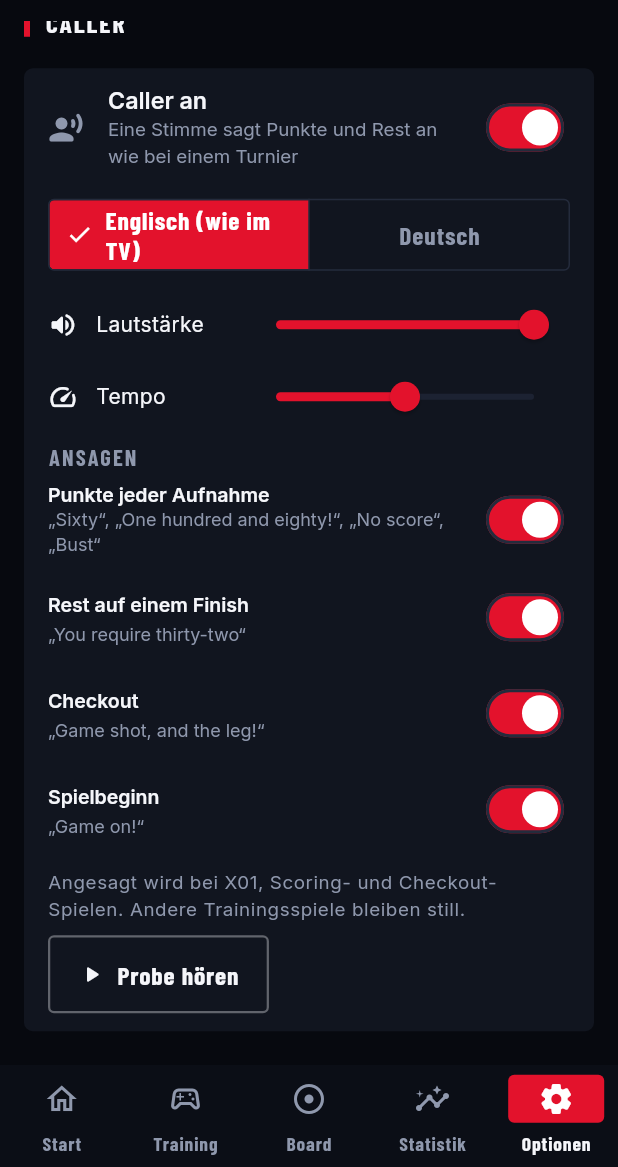
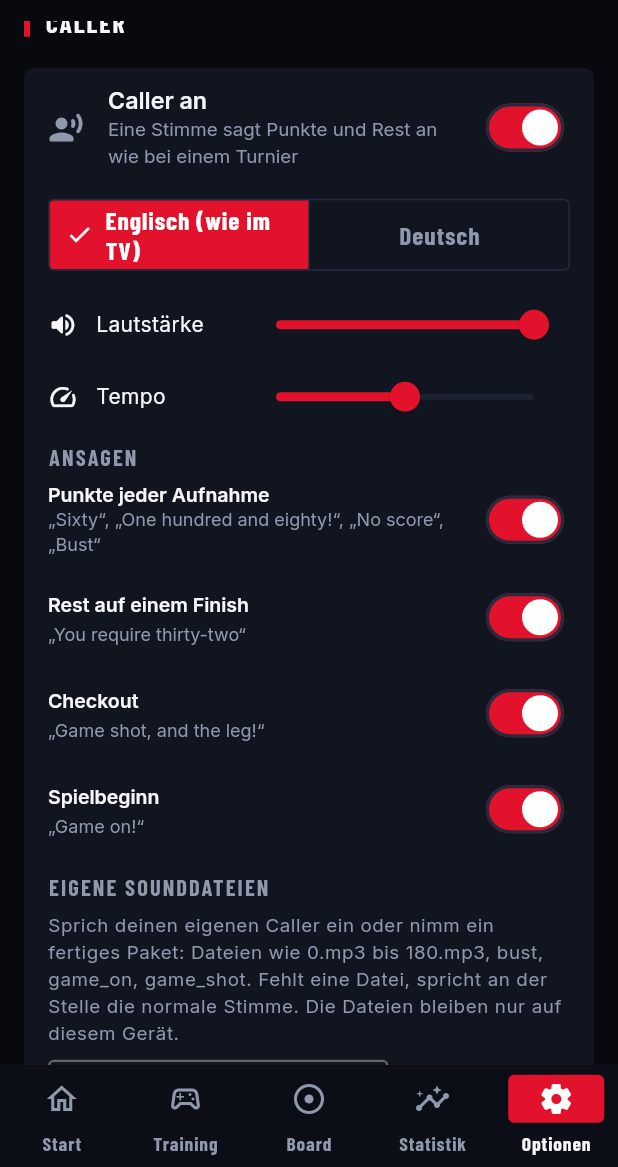
Before and after one commit to MrTeaMusic/DartsApp, a Flutter app: the screen it shows after launch, item 5 of the bottom bar chosen, scrolled down 1728 dp, on a phone screen of 412 x 824 dp, the part 69-1236 px from its top. Run offline on Flutter 3.47's test engine with Material 3 defaults, Android fonts, the phone set to English and light mode, and no system bars; our stand-ins replace audioplayers, drift, drift_flutter, fl_chart, flutter_riverpod, flutter_tts and 2 more; missing offline and left inert: file_selector, window_manager; accounts and stored records are empty; generated files the repository leaves out were written again.

Commit message:
Caller: eigene Sounddateien statt Stimme
Optionen → Caller → Eigene Sounddateien: Ordner (Windows/macOS) oder
Dateien/Zip (alle Plattformen) wählen. Die Dateien werden in den
App-Ordner kopiert und nach Namen zugeordnet (0–180, bust, game_on,
game_shot[_leg|_set|_match], you_require + Zahl oder require_N).
Fehlt eine Datei, spricht die normale Stimme diese Ansage.

Co-Authored-By: Claude Opus 5.5 (1M context) <noreply@anthropic.com>
Claude-Session: https://claude.ai/code/session_01JyeBuaoxh6ENEMxEqteNuu

```diff
--- a/lib/features/caller/domain/caller_settings.dart
+++ b/lib/features/caller/domain/caller_settings.dart
@@ -16,6 +16,7 @@ class CallerSettings {
     this.announceRemaining = true,
     this.announceCheckout = true,
     this.announceGameOn = true,
+    this.useSoundPack = true,
   });
 
   /// Sprechtempo der Plattform: 0,5 ist auf allen Zielplattformen normal.
@@ -45,6 +46,10 @@ class CallerSettings {
   /// „Game on“ zu Spielbeginn.
   final bool announceGameOn;
 
+  /// Eigene Sounddateien abspielen, sofern welche importiert sind
+  /// (siehe `CallerSoundPack`). Fehlende Ansagen spricht die Stimme.
+  final bool useSoundPack;
+
   CallerSettings copyWith({
     bool? enabled,
     CallerLanguage? language,
@@ -54,6 +59,7 @@ class CallerSettings {
     bool? announceRemaining,
     bool? announceCheckout,
     bool? announceGameOn,
+    bool? useSoundPack,
   }) =>
       CallerSettings(
         enabled: enabled ?? this.enabled,
@@ -64,6 +70,7 @@ class CallerSettings {
         announceRemaining: announceRemaining ?? this.announceRemaining,
         announceCheckout: announceCheckout ?? this.announceCheckout,
         announceGameOn: announceGameOn ?? this.announceGameOn,
+        useSoundPack: useSoundPack ?? this.useSoundPack,
       );
 
   static const _kEnabled = 'caller.enabled';
@@ -74,6 +81,7 @@ class CallerSettings {
   static const _kRemaining = 'caller.remaining';
   static const _kCheckout = 'caller.checkout';
   static const _kGameOn = 'caller.gameOn';
+  static const _kSoundPack = 'caller.soundPack';
 
   static CallerSettings load(SharedPreferences prefs) {
     const d = CallerSettings();
@@ -87,6 +95,7 @@ class CallerSettings {
       announceRemaining: prefs.getBool(_kRemaining) ?? d.announceRemaining,
       announceCheckout: prefs.getBool(_kCheckout) ?? d.announceCheckout,
       announceGameOn: prefs.getBool(_kGameOn) ?? d.announceGameOn,
+      useSoundPack: prefs.getBool(_kSoundPack) ?? d.useSoundPack,
     );
   }
 
@@ -99,5 +108,6 @@ class CallerSettings {
     await prefs.setBool(_kRemaining, announceRemaining);
     await prefs.setBool(_kCheckout, announceCheckout);
     await prefs.setBool(_kGameOn, announceGameOn);
+    await prefs.setBool(_kSoundPack, useSoundPack);
   }
 }
--- /dev/null
+++ b/lib/features/caller/domain/sound_pack.dart
@@ -0,0 +1,120 @@
+import 'package:flutter/foundation.dart';
+import 'package:path/path.dart' as p;
+
+import 'caller_phrases.dart';
+
+/// Eigene Sounddateien für den Caller: Dateiname (ohne Endung) → Pfad.
+///
+/// Namen, die der Caller sucht (Groß-/Kleinschreibung, Leerzeichen und
+/// Bindestriche egal):
+/// - `0` bis `180`: Punkte einer Aufnahme (`0` bzw. `no_score` für „No score“)
+/// - `bust`, `game_on`
+/// - `game_shot`, `game_shot_leg`, `game_shot_set`, `game_shot_match`
+/// - `require_32` usw. oder `you_require` gefolgt von der Zahl als eigene
+///   Datei
+///
+/// Fehlt eine Datei, spricht für diese eine Ansage die normale Stimme.
+@immutable
+class CallerSoundPack {
+  const CallerSoundPack(this.files);
+
+  static const empty = CallerSoundPack({});
+
+  /// Dateiendungen, die als Sound übernommen werden.
+  static const extensions = {'mp3', 'wav', 'm4a', 'aac', 'ogg'};
+
+  /// Schlüssel → absoluter Pfad.
+  final Map<String, String> files;
+
+  bool get isEmpty => files.isEmpty;
+  int get length => files.length;
+
+  /// Schlüssel für einen Dateinamen, `null`, wenn die Endung kein Sound ist.
+  static String? keyFor(String fileName) {
+    final base = p.basename(fileName);
+    final ext = p.extension(base).replaceFirst('.', '').toLowerCase();
+    if (!extensions.contains(ext)) return null;
+    if (base.startsWith('.')) return null; // ._180.mp3 (macOS) u. ä.
+    final key = p.basenameWithoutExtension(base).trim().toLowerCase().replaceAll(RegExp(r'[\s\-]+'), '_');
+    return key.isEmpty ? null : key;
+  }
+
+  /// Baut ein Paket aus Dateipfaden. Bei gleichem Schlüssel gewinnt der
+  /// erste Pfad.
+  factory CallerSoundPack.fromPaths(Iterable<String> paths) {
+    final files = <String, String>{};
+    for (final path in paths) {
+      final key = keyFor(path);
+      if (key != null) files.putIfAbsent(key, () => path);
+    }
+    return CallerSoundPack(files);
+  }
+
+  /// Die Dateien, die [call] abspielt, oder `null`, wenn etwas fehlt und
+  /// die Stimme übernehmen soll.
+  List<String>? pathsFor(CallerCall call) {
+    for (final keys in alternativesFor(call)) {
+      if (keys.every(files.containsKey)) return [for (final k in keys) files[k]!];
+    }
+    return null;
+  }
+
+  /// Mögliche Dateifolgen für [call], die erste vollständige gewinnt.
+  static List<List<String>> alternativesFor(CallerCall call) => switch (call) {
+        GameOnCall() => const [
+            ['game_on'],
+          ],
+        ScoreCall(:final score) => [
+            if (score <= 0) const ['no_score'],
+            ['${score < 0 ? 0 : score}'],
+          ],
+        BustCall() => const [
+            ['bust'],
+          ],
+        RequireCall(:final remaining) => [
+            ['require_$remaining'],
+            ['you_require', '$remaining'],
+          ],
+        GameShotCall(:final kind) => [
+            if (kind != GameShotKind.plain) ['game_shot_${kind.name}'],
+            const ['game_shot'],
+          ],
+      };
+
+  /// Punkte, die mit drei Darts nicht gehen (163, 166, …, 179). Für sie
+  /// braucht kein Paket eine Datei.
+  static final Set<int> impossibleScores = {
+    for (var s = 0; s <= 180; s++)
+      if (!_possibleScores.contains(s)) s,
+  };
+
+  static final Set<int> _possibleScores = () {
+    final single = <int>{0, 25, 50};
+    for (var n = 1; n <= 20; n++) {
+      single.addAll([n, 2 * n, 3 * n]);
+    }
+    return {
+      for (final a in single)
+        for (final b in single)
+          for (final c in single) a + b + c,
+    };
+  }();
+
+  /// Mögliche Punkte (0–180), für die keine Datei da ist.
+  List<int> get missingScores => [
+        for (var s = 0; s <= 180; s++)
+          if (!impossibleScores.contains(s) && !files.containsKey('$s') && !(s == 0 && files.containsKey('no_score'))) s,
+      ];
+
+  /// Ansagen außer Punkten, die das Paket abdeckt bzw. nicht abdeckt.
+  static const extraKeys = ['bust', 'game_on', 'game_shot', 'you_require'];
+
+  List<String> get presentExtras => [for (final k in extraKeys) if (files.containsKey(k)) k];
+  List<String> get missingExtras => [for (final k in extraKeys) if (!files.containsKey(k)) k];
+
+  @override
+  bool operator ==(Object other) => other is CallerSoundPack && mapEquals(other.files, files);
+
+  @override
+  int get hashCode => Object.hashAllUnordered(files.entries.map((e) => Object.hash(e.key, e.value)));
+}
--- a/lib/features/caller/presentation/caller_settings_card.dart
+++ b/lib/features/caller/presentation/caller_settings_card.dart
@@ -5,6 +5,7 @@ import '../../../core/design/components/components.dart';
 import '../../../core/design/tokens.dart';
 import '../../../core/l10n.dart';
 import '../caller.dart';
+import 'caller_sound_pack_section.dart';
 
 /// Einstellungen des Callers für den Optionen-Bildschirm.
 class CallerSettingsCard extends ConsumerWidget {
@@ -106,6 +107,7 @@ class CallerSettingsCard extends ConsumerWidget {
               examples([phrases.gameOn()]),
               (v) => s.copyWith(announceGameOn: v),
             ),
+            const CallerSoundPackSection(),
             Padding(
               padding: const EdgeInsets.fromLTRB(AppSpacing.l, AppSpacing.s, AppSpacing.l, AppSpacing.s),
               child: LayoutBuilder(builder: (context, c) {
--- /dev/null
+++ b/lib/features/caller/presentation/caller_sound_pack_section.dart
@@ -0,0 +1,168 @@
+import 'package:file_selector/file_selector.dart';
+import 'package:flutter/foundation.dart';
+import 'package:flutter/material.dart';
+import 'package:flutter_riverpod/flutter_riverpod.dart';
+
+import '../../../core/design/components/components.dart';
+import '../../../core/design/tokens.dart';
+import '../../../core/l10n.dart';
+import '../caller.dart';
+
+/// Eigene Sounddateien für den Caller: importieren, ersetzen, entfernen.
+/// Teil der [CallerSettingsCard].
+class CallerSoundPackSection extends ConsumerStatefulWidget {
+  const CallerSoundPackSection({super.key});
+
+  @override
+  ConsumerState<CallerSoundPackSection> createState() => _CallerSoundPackSectionState();
+}
+
+class _CallerSoundPackSectionState extends ConsumerState<CallerSoundPackSection> {
+  bool _busy = false;
+
+  static bool get _canPickFolder =>
+      defaultTargetPlatform == TargetPlatform.windows ||
+      defaultTargetPlatform == TargetPlatform.macOS ||
+      defaultTargetPlatform == TargetPlatform.linux;
+
+  Future<void> _pickFolder() async {
+    final path = await getDirectoryPath();
+    if (path != null) await _import([path]);
+  }
+
+  Future<void> _pickFiles() async {
+    final files = await openFiles(acceptedTypeGroups: const [
+      XTypeGroup(
+        label: 'Sounds',
+        extensions: ['mp3', 'wav', 'm4a', 'aac', 'ogg', 'zip'],
+        uniformTypeIdentifiers: ['public.audio', 'public.zip-archive'],
+      ),
+    ]);
+    if (files.isNotEmpty) await _import([for (final f in files) f.path]);
+  }
+
+  Future<void> _import(List<String> sources) async {
+    final l10n = context.l10n;
+    final messenger = ScaffoldMessenger.of(context);
+    setState(() => _busy = true);
+    String message;
+    try {
+      final count = await ref.read(soundPackProvider.notifier).import(sources);
+      if (count == null) {
+        message = l10n.callerSoundsNone;
+      } else {
+        message = l10n.callerSoundsImported(count);
+        await ref.read(callerSettingsProvider.notifier).update((s) => s.copyWith(useSoundPack: true));
+      }
+    } catch (e) {
+      debugPrint('Caller: Import fehlgeschlagen: $e');
+      message = l10n.callerSoundsFailed;
+    }
+    if (mounted) setState(() => _busy = false);
+    messenger
+      ..hideCurrentSnackBar()
+      ..showSnackBar(SnackBar(content: Text(message)));
+  }
+
+  @override
+  Widget build(BuildContext context) {
+    final l10n = context.l10n;
+    final theme = Theme.of(context);
+    final settings = ref.watch(callerSettingsProvider);
+    final pack = ref.watch(soundPackProvider).value ?? CallerSoundPack.empty;
+
+    final pickButtons = [
+      if (_canPickFolder)
+        FilledButton.tonalIcon(
+          key: const Key('caller-sounds-folder'),
+          onPressed: _busy ? null : _pickFolder,
+          icon: const Icon(Icons.folder_open_rounded),
+          label: Text(pack.isEmpty ? l10n.callerSoundsPickFolder : l10n.callerSoundsReplace),
+        ),
+      OutlinedButton.icon(
+        key: const Key('caller-sounds-files'),
+        onPressed: _busy ? null : _pickFiles,
+        icon: const Icon(Icons.audio_file_rounded),
+        label: Text(l10n.callerSoundsPickFiles),
+      ),
+      if (!pack.isEmpty)
+        TextButton.icon(
+          key: const Key('caller-sounds-remove'),
+          onPressed: _busy ? null : () => ref.read(soundPackProvider.notifier).clear(),
+          icon: const Icon(Icons.delete_outline_rounded),
+          label: Text(l10n.callerSoundsRemove),
+        ),
+    ];
+
+    return Column(
+      crossAxisAlignment: CrossAxisAlignment.stretch,
+      children: [
+        Padding(
+          padding: const EdgeInsets.fromLTRB(AppSpacing.l, AppSpacing.m, AppSpacing.l, 0),
+          child: Kicker(l10n.callerSounds),
+        ),
+        if (pack.isEmpty)
+          Padding(
+            padding: const EdgeInsets.fromLTRB(AppSpacing.l, AppSpacing.s, AppSpacing.l, 0),
+            child: Text(l10n.callerSoundsHint, style: theme.textTheme.bodySmall),
+          )
+        else
+          SwitchListTile(
+            key: const Key('caller-sounds-use'),
+            value: settings.useSoundPack,
+            onChanged: (v) => ref.read(callerSettingsProvider.notifier).update((s) => s.copyWith(useSoundPack: v)),
+            title: Text(l10n.callerSoundsUse),
+            subtitle: Text(_summary(l10n, pack)),
+            secondary: const Icon(Icons.library_music_rounded),
+            dense: true,
+          ),
+        Padding(
+          padding: const EdgeInsets.fromLTRB(AppSpacing.l, AppSpacing.s, AppSpacing.l, 0),
+          child: Wrap(
+            spacing: AppSpacing.s,
+            runSpacing: AppSpacing.s,
+            crossAxisAlignment: WrapCrossAlignment.center,
+            children: [
+              ...pickButtons,
+              if (_busy) const SizedBox.square(dimension: 20, child: CircularProgressIndicator(strokeWidth: 2)),
+            ],
+          ),
+        ),
+        Theme(
+          data: theme.copyWith(dividerColor: Colors.transparent),
+          child: ExpansionTile(
+            key: const Key('caller-sounds-names'),
+            tilePadding: const EdgeInsets.symmetric(horizontal: AppSpacing.l),
+            childrenPadding: const EdgeInsets.fromLTRB(AppSpacing.l, 0, AppSpacing.l, AppSpacing.s),
+            expandedAlignment: Alignment.centerLeft,
+            dense: true,
+            title: Text(l10n.callerSoundsNames, style: theme.textTheme.bodyMedium),
+            children: [SelectableText(l10n.callerSoundsNamesList, style: theme.textTheme.bodySmall)],
+          ),
+        ),
+      ],
+    );
+  }
+
+  static String _label(String key) => switch (key) {
+        'bust' => 'Bust',
+        'game_on' => 'Game on',
+        'game_shot' => 'Game shot',
+        'you_require' => 'You require',
+        _ => key,
+      };
+
+  static String _summary(AppLocalizations l10n, CallerSoundPack pack) {
+    final missing = pack.missingScores;
+    final scores = missing.isEmpty
+        ? l10n.callerSoundsScoresComplete
+        : l10n.callerSoundsScoresMissing(
+            missing.length,
+            missing.length <= 6 ? missing.join(', ') : '${missing.take(6).join(', ')} …',
+          );
+    final lines = ['${l10n.callerSoundsCount(pack.length)} · $scores'];
+    final voice = pack.missingExtras;
+    if (voice.isNotEmpty) lines.add(l10n.callerSoundsVoiceFor(voice.map(_label).join(', ')));
+    return lines.join('\n');
+  }
+}
--- a/lib/l10n/app_de.arb
+++ b/lib/l10n/app_de.arb
@@ -2130,5 +2130,52 @@
         "type": "int"
       }
     }
-  }
+  },
+  "callerSounds": "Eigene Sounddateien",
+  "callerSoundsHint": "Sprich deinen eigenen Caller ein oder nimm ein fertiges Paket: Dateien wie 0.mp3 bis 180.mp3, bust, game_on, game_shot. Fehlt eine Datei, spricht an der Stelle die normale Stimme. Die Dateien bleiben nur auf diesem Gerät.",
+  "callerSoundsPickFolder": "Ordner wählen",
+  "callerSoundsPickFiles": "Dateien oder Zip wählen",
+  "callerSoundsReplace": "Ersetzen",
+  "callerSoundsRemove": "Entfernen",
+  "callerSoundsUse": "Eigene Sounds nutzen",
+  "callerSoundsCount": "{count} Dateien",
+  "@callerSoundsCount": {
+    "placeholders": {
+      "count": {
+        "type": "int"
+      }
+    }
+  },
+  "callerSoundsScoresComplete": "alle Punkte 0–180",
+  "callerSoundsScoresMissing": "{count} Punkte fehlen: {list}",
+  "@callerSoundsScoresMissing": {
+    "placeholders": {
+      "count": {
+        "type": "int"
+      },
+      "list": {
+        "type": "String"
+      }
+    }
+  },
+  "callerSoundsVoiceFor": "Normale Stimme für: {list}",
+  "@callerSoundsVoiceFor": {
+    "placeholders": {
+      "list": {
+        "type": "String"
+      }
+    }
+  },
+  "callerSoundsImported": "{count} Sounddateien übernommen",
+  "@callerSoundsImported": {
+    "placeholders": {
+      "count": {
+        "type": "int"
+      }
+    }
+  },
+  "callerSoundsNone": "Keine Sounddateien gefunden (mp3, wav, m4a, aac, ogg)",
+  "callerSoundsFailed": "Import fehlgeschlagen",
+  "callerSoundsNames": "Welche Dateinamen?",
+  "callerSoundsNamesList": "0 bis 180: Punkte einer Aufnahme (0 oder no_score für „No score“)\nbust: Überworfen\ngame_on: Spielbeginn\ngame_shot: Checkout, optional game_shot_leg, game_shot_set, game_shot_match\nyou_require: Rest, danach die Zahl als eigene Datei (oder require_32 usw.)\n\nGroß-/Kleinschreibung ist egal, Unterordner werden mitgelesen."
 }
--- a/pubspec.yaml
+++ b/pubspec.yaml
@@ -50,6 +50,8 @@ dependencies:
   file_selector: ^1.1.0
   window_manager: ^0.5.2
   flutter_tts: ^4.2.5
+  audioplayers: ^6.8.1
+  archive: ^4.5.2
 
 dev_dependencies:
   flutter_test:
```
Also changed, not shown: lib/features/caller/caller.dart (+76 -4 lines), lib/features/caller/data/sound_pack_store.dart (added, +88 -0 lines), lib/features/caller/data/sound_player.dart (added, +76 -0 lines), pubspec.lock, 5 other files.
